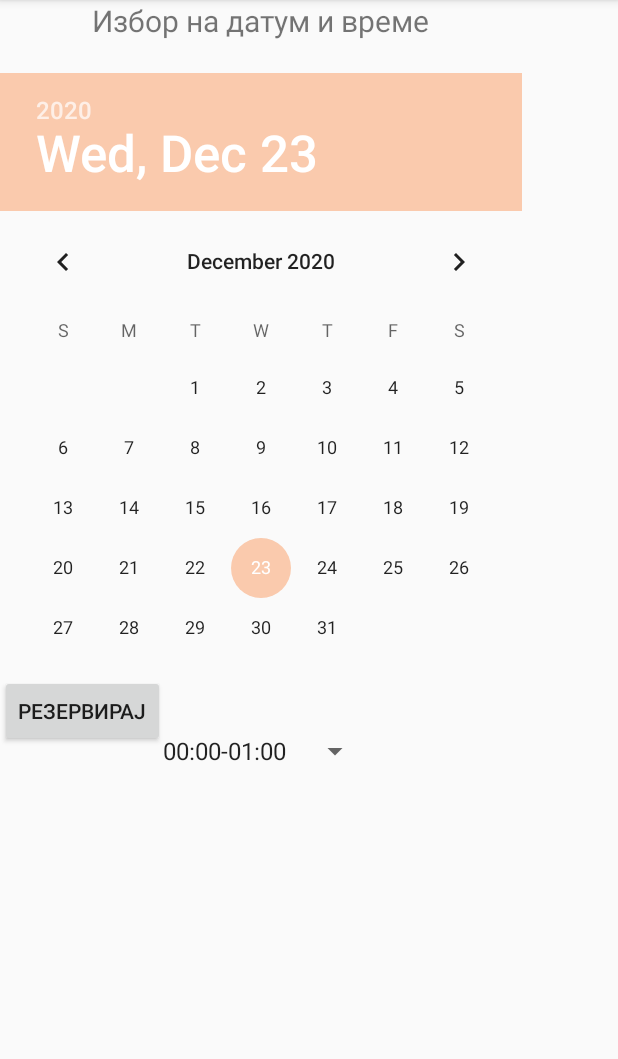
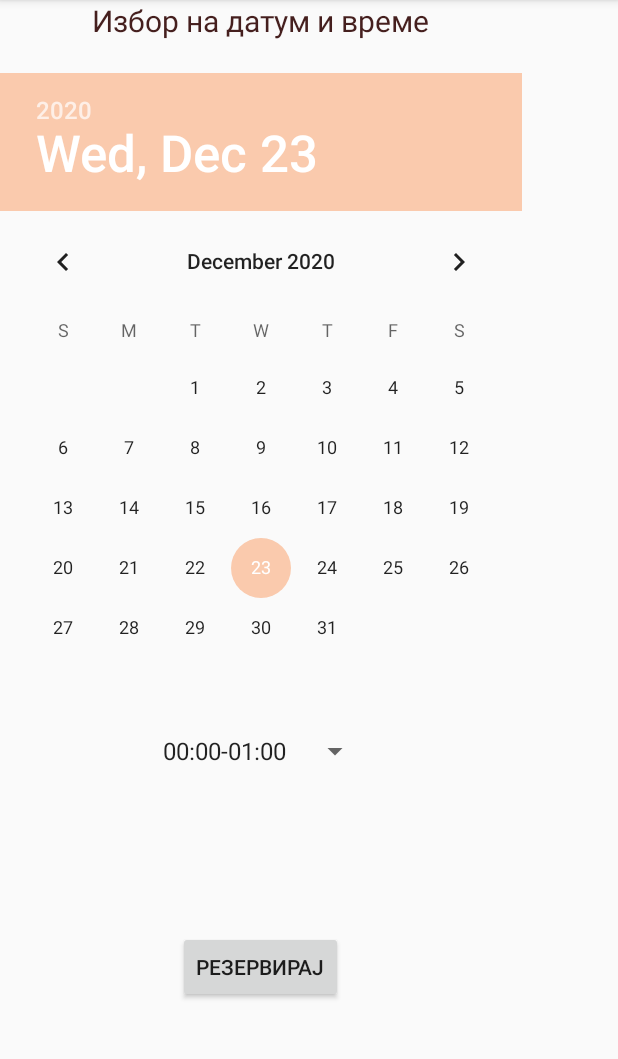
Before and after one commit to marinkovam/ProParking1, an Android app: the ResFragment1 screen opened directly, with no data from a screen before it, on a phone screen of 412 x 824 dp, the part 84-1143 px from its top. Run offline under Robolectric (Android 15) with nearby library versions, the phone set to English and light mode, and no system bars.

Commit message:
sreden layout final

```diff
--- a/app/src/main/res/layout/activity_my_adapter.xml
+++ b/app/src/main/res/layout/activity_my_adapter.xml
@@ -7,6 +7,7 @@
     android:layout_height="wrap_content"
     android:layout_margin="5dp"
     card_view:cardCornerRadius="10dp"
+    card_view:cardBackgroundColor="#f5dce0"
     card_view:cardElevation="8dp">
 
     <LinearLayout
@@ -19,6 +20,7 @@
             android:layout_width="wrap_content"
             android:layout_height="wrap_content"
             android:layout_centerInParent="true"
+            android:textColor="#451f1e"
             android:background="?android:selectableItemBackground"
             android:clickable="true"
             android:focusable="true"
--- a/app/src/main/res/layout/fragment_res1.xml
+++ b/app/src/main/res/layout/fragment_res1.xml
@@ -10,6 +10,7 @@
         android:layout_height="wrap_content"
         android:text="Избор на датум и време"
         android:textSize="20dp"
+        android:textColor="#451f1e"
         android:layout_centerHorizontal = "true"
         android:layout_marginBottom="20dp"/>
     <DatePicker
@@ -17,14 +18,14 @@
         android:layout_marginTop="1dp"
         android:layout_width="wrap_content"
         android:layout_height="wrap_content"
-        android:layout_centerInParent="true"
+        android:layout_centerHorizontal = "true"
         android:layout_below="@+id/date"/>
     <Spinner
         android:id="@+id/spinner"
         android:layout_width="wrap_content"
         android:layout_height="wrap_content"
         android:layout_below="@+id/datePicker"
-        android:layout_centerInParent="true"
+        android:layout_centerHorizontal = "true"
         android:layout_marginBottom="8dp"
         android:layout_marginTop="10dp"/>
 
@@ -32,8 +33,10 @@
         android:id="@+id/reserve"
         android:layout_width="wrap_content"
         android:layout_height="wrap_content"
-        android:layout_marginTop="450dp"
-        android:layout_marginBottom="5dp"
+        android:layout_marginTop="100dp"
+        android:layout_marginBottom="20dp"
+        android:layout_centerHorizontal = "true"
+        android:layout_below="@+id/spinner"
         android:text="Резервирај" />
 
 </RelativeLayout>
```
Also changed, not shown: app/src/main/res/layout-land/landres.xml (+4 -4 lines), app/src/main/res/layout/activity_main.xml (+4 -4 lines), app/src/main/res/layout/activity_parking_places_adapter.xml (+4 -3 lines).
